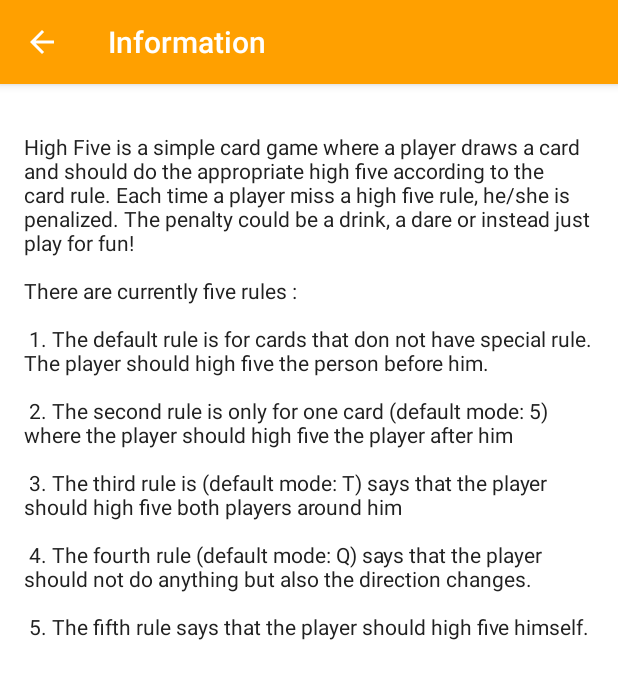
After one commit to amdroid007/high-five-card-game, an Android app: the InfoActivity screen opened directly, with no data from a screen before it, on a phone screen of 412 x 824 dp. The commit adds this screen. Shown: the top 679 px of the screen. Run offline under Robolectric (Android 15) with nearby library versions, the phone set to English and light mode, and no system bars.

Commit message:
Added info screen

```diff
--- a/src/main/AndroidManifest.xml
+++ b/src/main/AndroidManifest.xml
@@ -20,6 +20,9 @@
                   android:screenOrientation="portrait"/>
         <activity android:name=".activities.SettingsActivity"
             android:parentActivityName=".activities.MainActivity"/>
+        <activity android:name=".activities.InfoActivity"
+                  android:parentActivityName=".activities.MainActivity"/>
+
     </application>
 
 </manifest>
--- /dev/null
+++ b/src/main/java/com/iliaskomp/highfivecardgame/activities/InfoActivity.java
@@ -0,0 +1,29 @@
+package com.iliaskomp.highfivecardgame.activities;
+
+import android.content.Context;
+import android.content.Intent;
+import android.os.Bundle;
+import android.support.annotation.Nullable;
+import android.support.v7.app.AppCompatActivity;
+
+import com.iliaskomp.highfivecardgame.R;
+
+/**
+ * Created by IliasKomp on 09/03/17.
+ */
+
+public class InfoActivity extends AppCompatActivity {
+
+    @Override
+    protected void onCreate(@Nullable Bundle savedInstanceState) {
+        super.onCreate(savedInstanceState);
+        setContentView(R.layout.activity_info);
+
+        getSupportActionBar().setTitle(R.string.action_bar_title_info);
+
+    }
+
+    public static Intent newIntent(Context context) {
+        return new Intent(context, InfoActivity.class);
+    }
+}
--- a/src/main/java/com/iliaskomp/highfivecardgame/activities/MainActivity.java
+++ b/src/main/java/com/iliaskomp/highfivecardgame/activities/MainActivity.java
@@ -30,5 +30,13 @@ public class MainActivity extends AppCompatActivity {
                 startActivity(SettingsActivity.newIntent(getApplicationContext()));
             }
         });
+
+        Button buttonInfo = (Button) findViewById(R.id.button_info);
+        buttonInfo.setOnClickListener(new View.OnClickListener() {
+            @Override
+            public void onClick(View view) {
+                startActivity(InfoActivity.newIntent(getApplicationContext()));
+            }
+        });
     }
 }
--- /dev/null
+++ b/src/main/res/layout/activity_info.xml
@@ -0,0 +1,16 @@
+<?xml version="1.0" encoding="utf-8"?>
+<ScrollView xmlns:android="http://schemas.android.com/apk/res/android"
+              android:orientation="vertical"
+              android:layout_width="match_parent"
+              android:layout_height="match_parent"
+              android:padding="@dimen/activity_horizontal_margin">
+
+    <TextView
+        android:layout_marginTop="@dimen/activity_horizontal_margin"
+        android:layout_width="match_parent"
+        android:layout_height="wrap_content"
+        android:text="@string/info_description"
+        android:textColor="@color/md_grey_900"
+        />
+
+</ScrollView>
--- a/src/main/res/values/strings.xml
+++ b/src/main/res/values/strings.xml
@@ -1,5 +1,5 @@
 <resources>
-    <string name="app_name">High Five</string>
+    <string name="app_name">High Five Card Game</string>
 
     <!--Main Screen-->
     <string name="button_start_game">Start game</string>
@@ -20,6 +20,23 @@
     <string name="image_description_start_card_2">Rule Card 2</string>
     <string name="image_description_start_card_3">Rule Card 3</string>
     <string name="image_description_start_card_4">Rule Card 4</string>
+    <string name="info_description">
+        High Five is a simple card game where a player draws a card and should do the appropriate
+        high five according to the card rule. Each time a player miss a high five rule,
+        he/she is penalized. The penalty could be a drink, a dare or instead just play for fun!
+        \n\nThere are currently five rules :\n\n
+
+        1. The default rule is for cards that don not have special rule. The player should high five
+        the person before him.\n\n
+        2. The second rule is only for one card (default mode: 5) where the player should high five
+        the player after him\n\n
+        3. The third rule is (default mode: T) says that the player should high five both players around
+        him\n\n
+        4. The fourth rule (default mode: Q) says that the player should not do anything but also
+        the direction changes.\n\n
+        5. The fifth rule says that the player should high five himself.\n
+    </string>
+    <string name="action_bar_title_info">Information</string>
 
 
 </resources>
```
